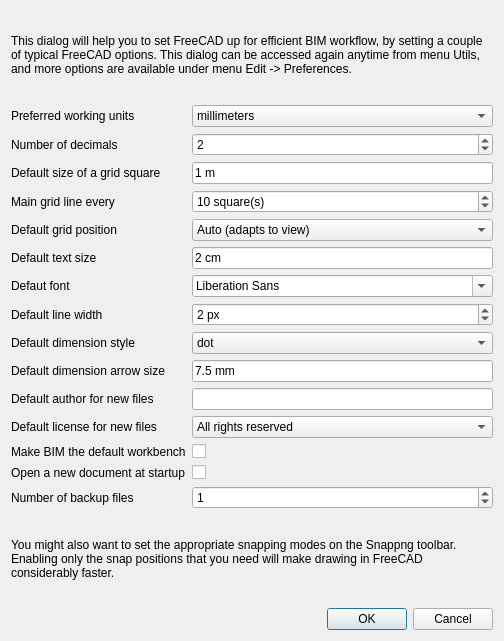
Before: the Qt Designer form dialogSetup.ui in yorikvanhavre/BIM_Workbench, drawn with Qt 5.
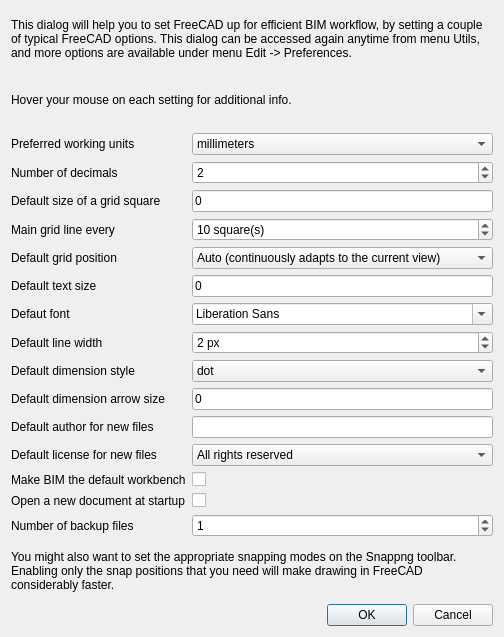
After: the same form once the commit is applied. Custom widgets are drawn as their Qt base class.

The edit to the form file:
```diff
--- a/dialogSetup.ui
+++ b/dialogSetup.ui
@@ -10,7 +10,7 @@
     <x>0</x>
     <y>0</y>
     <width>504</width>
-    <height>641</height>
+    <height>637</height>
    </rect>
   </property>
   <property name="windowTitle">
@@ -27,6 +27,13 @@
      </property>
     </widget>
    </item>
+   <item>
+    <widget class="QLabel" name="label_18">
+     <property name="text">
+      <string>Hover your mouse on each setting for additional info.</string>
+     </property>
+    </widget>
+   </item>
    <item>
     <layout class="QGridLayout" name="gridLayout">
      <item row="13" column="0">
@@ -57,7 +64,7 @@
        </property>
        <item>
         <property name="text">
-         <string>Auto (adapts to view)</string>
+         <string>Auto (continuously adapts to the current view)</string>
         </property>
        </item>
        <item>
@@ -321,7 +328,7 @@
         <string>This is the size of the smallest square of the grid</string>
        </property>
        <property name="text">
-        <string>1 m</string>
+        <string>0 </string>
        </property>
        <property name="unit" stdset="0">
         <string notr="true"/>
@@ -334,7 +341,7 @@
         <string>The default size of texts and dimension texts</string>
        </property>
        <property name="text">
-        <string>2 cm</string>
+        <string>0 </string>
        </property>
        <property name="unit" stdset="0">
         <string notr="true"/>
@@ -347,7 +354,7 @@
         <string>Default dimension arrow size</string>
        </property>
        <property name="text">
-        <string>7.5 mm</string>
+        <string>0 </string>
        </property>
        <property name="unit" stdset="0">
         <string notr="true"/>
```
Left out of the diff: 2 changed lines with no effect on the pictures.
